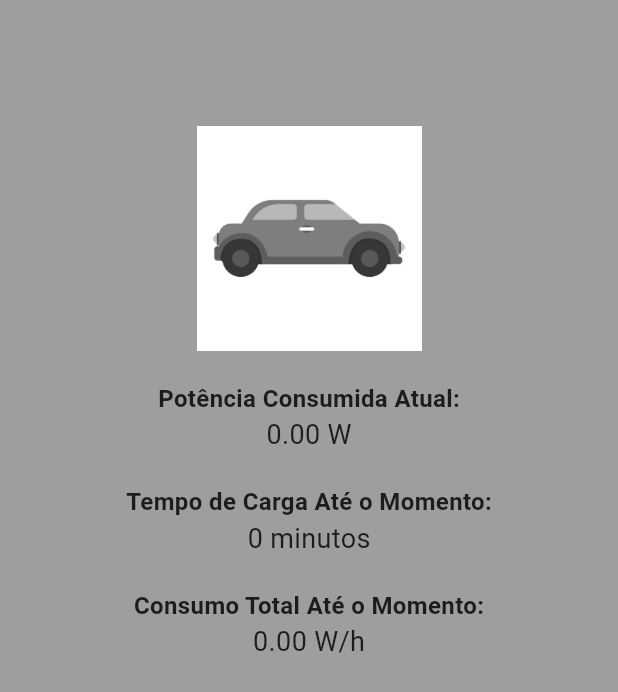
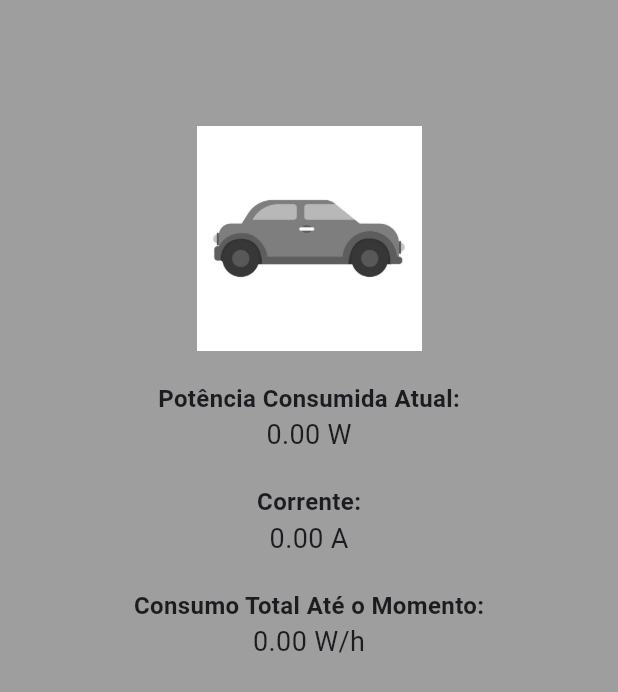
Before and after one commit to Projeto-Wallbox/Aplicativo, a Flutter app: the ChargingScreen screen opened directly, on a phone screen of 412 x 824 dp. Shown: the top 692 px of the screen. Run offline on Flutter 3.47's test engine with Material 3 defaults, Android fonts, the phone set to English and light mode, and no system bars; our stand-ins replace drift, permission_handler, sqlite3_flutter_libs; missing offline and left inert: dart:ffi, network_discovery, sqlite3, wifi_flutter; accounts and stored records are empty; generated files the repository leaves out were written again.

Commit message:
fix: corrigido tela de carregamento

```diff
--- a/lib/views/ChargingScreen.dart
+++ b/lib/views/ChargingScreen.dart
@@ -14,7 +14,7 @@ class _ChargingScreenState extends State<ChargingScreen> {
   Car? selectedCar; // Carro selecionado por padrão
 
   double currentPower = 0;
-  int chargingTime = 0;
+  String current = '0';
   double totalConsumption = 0;
 
   bool _isLightOn = false;
@@ -51,6 +51,7 @@ class _ChargingScreenState extends State<ChargingScreen> {
       setState(() {
         currentPower = double.parse(result['power']!);
         totalConsumption = double.parse(result['energy']!);
+        current = double.parse(result['current']!).toStringAsFixed(2);
       });
 
       if (!refreshing) return;
@@ -58,12 +59,13 @@ class _ChargingScreenState extends State<ChargingScreen> {
         getCurrentValue();
       });
     }).catchError((error) {
+      print(error);
       Navigator.popUntil(
         context,
         (route) => route.isFirst,
       );
       ScaffoldMessenger.of(context)
-          .showSnackBar(const SnackBar(content: Text('Conexão foi perdida!')));
+          .showSnackBar(const SnackBar(content: Text('Erro aq!')));
     });
   }
 
@@ -143,11 +145,11 @@ class _ChargingScreenState extends State<ChargingScreen> {
                   ),
                   const SizedBox(height: 20),
                   const Text(
-                    'Tempo de Carga Até o Momento:',
+                    'Corrente:',
                     style: TextStyle(fontSize: 16, fontWeight: FontWeight.bold),
                   ),
                   Text(
-                    '$chargingTime minutos',
+                    '$current A',
                     style: const TextStyle(fontSize: 18),
                   ),
                   const SizedBox(height: 20),
```
Also changed, not shown: lib/repository/WallboxRepository.dart (+28 -7 lines).
